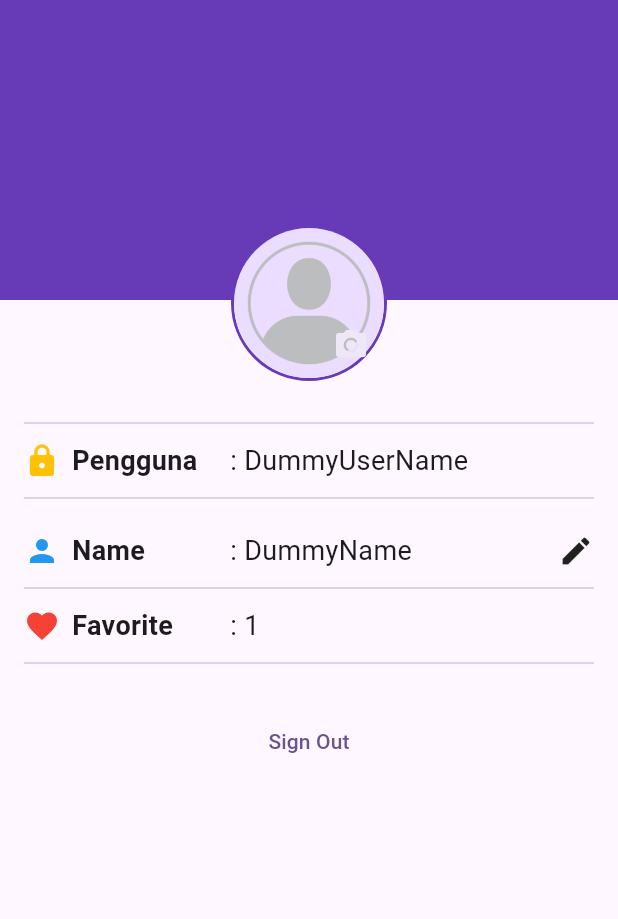
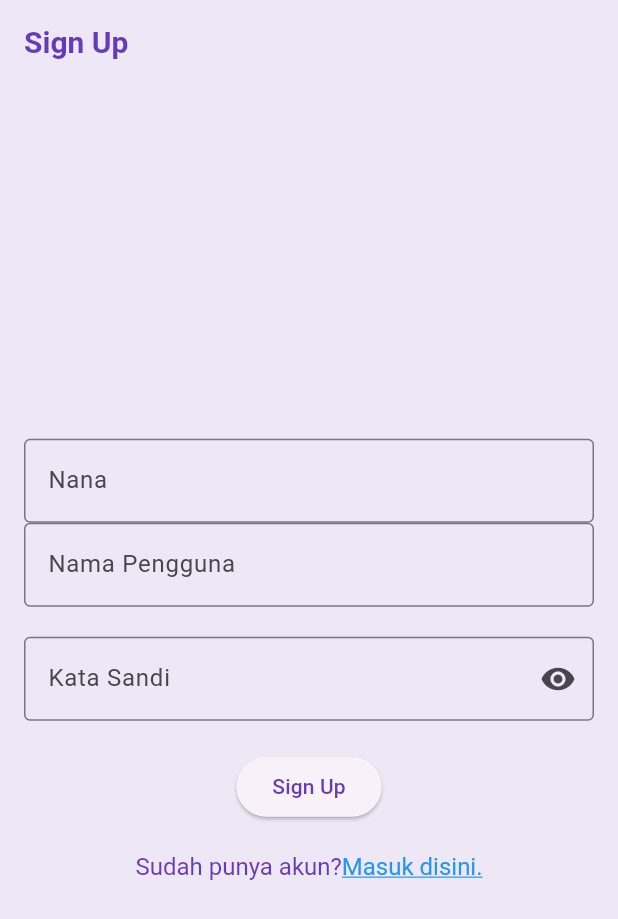
Before and after one commit to MuhammadReizan/11_wisataCandi_Reizan, a Flutter app: the screen it shows after launch, on a phone screen of 412 x 824 dp. Shown: the top 919 px of the screen. Run offline on Flutter 3.47's test engine with Material 3 defaults, Android fonts, the phone set to English and light mode, and no system bars.

Commit message:
Pertemuan 14

```diff
--- a/lib/main.dart
+++ b/lib/main.dart
@@ -1,5 +1,7 @@
 import 'package:flutter/material.dart';
+import 'package:wisatacandi/screens/Sign_up_screen.dart';
 import 'package:wisatacandi/screens/profile_screen.dart';
+import 'package:wisatacandi/screens/sign_in_screen.dart';
 import 'data/candi_data.dart';
 import 'screens/detail_screen.dart';
 
@@ -12,14 +14,27 @@ class MainApp extends StatelessWidget {
 
   @override
   Widget build(BuildContext context) {
-   return MaterialApp(
-
-    title: 'flutter Demo',
-    theme: ThemeData(
-      colorScheme: ColorScheme.fromSeed(seedColor: Colors.deepPurple),
-      useMaterial3: true,
-    ),
-    home: const ProfileScreen(),
-  );
+    return MaterialApp(
+      title: 'Wisata Candi',
+      theme: ThemeData(
+        appBarTheme: const AppBarTheme(
+            iconTheme: IconThemeData(color: Colors.deepPurple),
+            titleTextStyle: TextStyle(
+              color: Colors.deepPurple,
+              fontSize: 20,
+              fontWeight: FontWeight.bold,
+            )),
+        colorScheme:
+            ColorScheme.fromSeed(seedColor: Colors.deepPurple).copyWith(
+          primary: Colors.deepPurple,
+          surface: Colors.deepPurple[50],
+        ),
+        useMaterial3: true,
+      ),
+      //home : DetailScreen(candi:candilist)
+      //home : DetailScreen(candi:candilist)
+      // home: SignInScreen(),
+      home: SignUpScreen(),
+    );
   }
 }
--- /dev/null
+++ b/lib/screens/Sign_up_screen.dart
@@ -0,0 +1,124 @@
+import 'package:flutter/material.dart';
+import 'package:flutter/gestures.dart';
+
+class SignUpScreen extends StatefulWidget {
+  SignUpScreen({super.key});
+
+  @override
+  State<SignUpScreen> createState() => _SignUpScreenState();
+}
+
+class _SignUpScreenState extends State<SignUpScreen> {
+  //TODO: 1. Deklarasikan Variabel
+  final TextEditingController _usernameController = TextEditingController();
+  final TextEditingController _nameController = TextEditingController();
+  final TextEditingController _passwordController = TextEditingController();
+
+  String _errorText = '';
+
+  bool _isSignedIn = false;
+
+  bool _obscurePassword = false;
+
+  @override
+  Widget build(BuildContext context) {
+    return Scaffold(
+      //TODO: 2. Pasang appbar
+      appBar: AppBar(
+        title: const Text('Sign Up'),
+      ),
+      //TODO: 3. Pasang Body
+      body: Center(
+        child: SingleChildScrollView(
+          child: Padding(
+            padding: const EdgeInsets.all(16),
+            child: Form(
+                child: Column(
+              //TODO: 4. Atur MainAxisAlignment dan CrossAxisAlignment
+              mainAxisAlignment: MainAxisAlignment.center,
+              crossAxisAlignment: CrossAxisAlignment.center,
+              children: [
+                //TODO: 9. Pasang TextFormField Nama
+                TextFormField(
+                  controller: _nameController,
+                  decoration: const InputDecoration(
+                    labelText: "Nana",
+                    border: OutlineInputBorder(),
+                  ),
+                ),
+                //TODO: 5. Pasang TextFormFIeld Nama Pengguna
+                TextFormField(
+                  controller: _usernameController,
+                  decoration: const InputDecoration(
+                    labelText: "Nama Pengguna",
+                    border: OutlineInputBorder(),
+                  ),
+                ),
+                //TODO: 6. Pasang TextFormField Kata Sandi
+                const SizedBox(
+                  height: 20,
+                ),
+                TextFormField(
+                  controller: _passwordController,
+                  decoration: InputDecoration(
+                    labelText: "Kata Sandi",
+                    errorText: _errorText.isNotEmpty ? _errorText : null,
+                    border: const OutlineInputBorder(),
+                    suffixIcon: IconButton(
+                      onPressed: () {
+                        setState(() {
+                          _obscurePassword = !_obscurePassword;
+                        });
+                      },
+                      icon: Icon(_obscurePassword
+                          ? Icons.visibility_off
+                          : Icons.visibility),
+                    ),
+                  ),
+                  obscureText: _obscurePassword,
+                ),
+                //TODO: 7. Pasanag ElevatedButton Sign Up
+                const SizedBox(
+                  height: 20,
+                ),
+                ElevatedButton(
+                  onPressed: () {},
+                  child: const Text('Sign Up'),
+                ),
+                //TODO: 8. Pasang TextButton Sign Up
+                const SizedBox(
+                  height: 20,
+                ),
+                // TextButton(
+                //     onPressed: () {},
+                //     child: Text('Belum punya akun? Daftar disini')
+                // ),
+                RichText(
+                  text: TextSpan(
+                    text: 'Sudah punya akun?',
+                    style: TextStyle(
+                      fontSize: 16, color: Colors.deepPurple,
+                    ),
+                    children: <TextSpan>[
+                      TextSpan(
+                        text: 'Masuk disini.',
+                        style: TextStyle(
+                          color: Colors.blue,
+                          decoration: TextDecoration.underline,
+                          fontSize: 16,
+                        ),
+                        recognizer: TapGestureRecognizer()
+                        ..onTap = () {},
+                      ),
+                    ],
+                  ),
+                )
+              ],
+            ),
+                  ),
+          ),
+        ),
+      ),
+    );
+  }
+}
```
Also changed, not shown: lib/screens/sign_in_screen.dart (added, +117 -0 lines).
